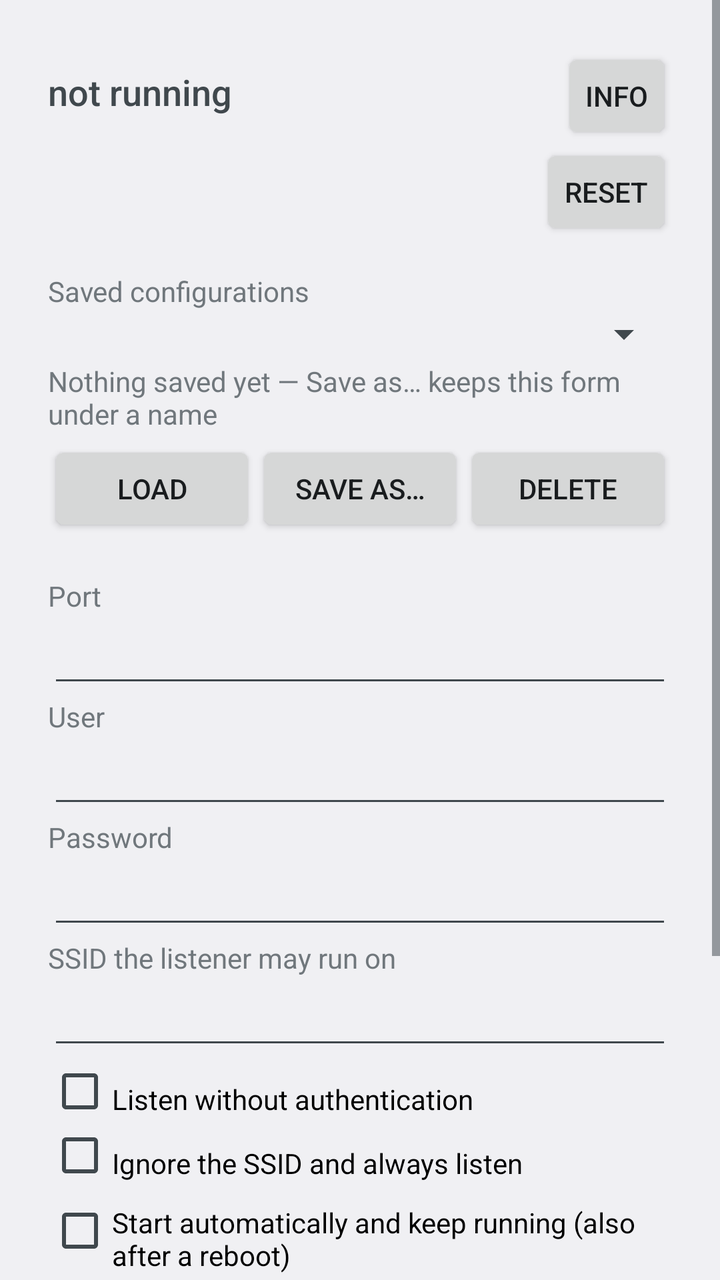
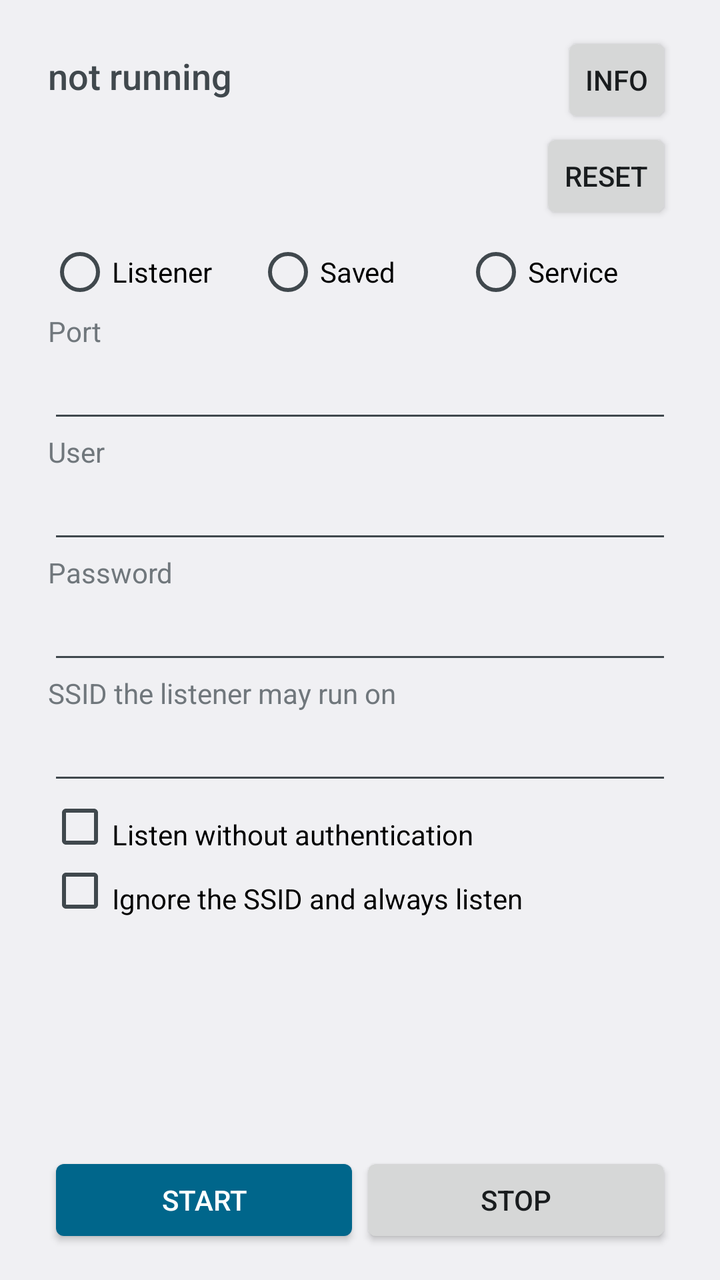

Two renders of the same Android screen: before a commit and after it. Below are the layout's source before the change and the commit's diff.
<!-- AndroidManifest.xml: activity theme AppTheme -->
<!-- res/layout/activity_main.xml -->
<?xml version="1.0" encoding="utf-8"?>
<ScrollView xmlns:android="http://schemas.android.com/apk/res/android"
    android:layout_width="match_parent"
    android:layout_height="match_parent"
    android:fillViewport="true">

    <LinearLayout
        android:layout_width="match_parent"
        android:layout_height="wrap_content"
        android:orientation="vertical"
        android:padding="24dp">

        
        <LinearLayout
            android:layout_width="match_parent"
            android:layout_height="wrap_content"
            android:gravity="center_vertical"
            android:orientation="horizontal">

            <TextView
                android:id="@+id/status"
                android:layout_width="0dp"
                android:layout_height="wrap_content"
                android:layout_weight="1"
                android:paddingBottom="4dp"
                android:text="@string/status_unknown"
                android:textAppearance="?android:attr/textAppearanceMedium" />

            <Button
                android:id="@+id/info"
                style="?android:attr/buttonStyleSmall"
                android:layout_width="wrap_content"
                android:layout_height="wrap_content"
                android:text="@string/action_info" />
        </LinearLayout>

        
        <LinearLayout
            android:layout_width="match_parent"
            android:layout_height="wrap_content"
            android:gravity="center_vertical"
            android:orientation="horizontal"
            android:paddingBottom="8dp">

            <TextView
                android:id="@+id/active"
                android:layout_width="0dp"
                android:layout_height="wrap_content"
                android:layout_weight="1"
                android:paddingEnd="8dp"
                android:textAppearance="?android:attr/textAppearanceSmall" />

            <Button
                android:id="@+id/reset"
                style="?android:attr/buttonStyleSmall"
                android:layout_width="wrap_content"
                android:layout_height="wrap_content"
                android:text="@string/action_reset" />
        </LinearLayout>

        
        <TextView
            android:layout_width="match_parent"
            android:layout_height="wrap_content"
            android:paddingTop="8dp"
            android:text="@string/label_saved"
            android:textAppearance="?android:attr/textAppearanceSmall" />

        <Spinner
            android:id="@+id/profiles"
            android:layout_width="match_parent"
            android:layout_height="wrap_content" />

        <TextView
            android:id="@+id/profile_summary"
            android:layout_width="match_parent"
            android:layout_height="wrap_content"
            android:paddingTop="2dp"
            android:text="@string/profiles_none"
            android:textAppearance="?android:attr/textAppearanceSmall" />

        <LinearLayout
            android:layout_width="match_parent"
            android:layout_height="wrap_content"
            android:paddingTop="4dp"
            android:orientation="horizontal">

            <Button
                android:id="@+id/load_profile"
                style="?android:attr/buttonStyleSmall"
                android:layout_width="0dp"
                android:layout_height="wrap_content"
                android:layout_weight="1"
                android:text="@string/action_load" />

            <Button
                android:id="@+id/save_profile"
                style="?android:attr/buttonStyleSmall"
                android:layout_width="0dp"
                android:layout_height="wrap_content"
                android:layout_weight="1"
                android:text="@string/action_save_as" />

            <Button
                android:id="@+id/delete_profile"
                style="?android:attr/buttonStyleSmall"
                android:layout_width="0dp"
                android:layout_height="wrap_content"
                android:layout_weight="1"
                android:text="@string/action_delete" />
        </LinearLayout>

        <TextView
            android:layout_width="match_parent"
            android:layout_height="wrap_content"
            android:paddingTop="20dp"
            android:labelFor="@+id/port"
            android:text="@string/label_port" />

        <EditText
            android:id="@+id/port"
            android:layout_width="match_parent"
            android:layout_height="wrap_content"
            android:autofillHints=""
            android:inputType="number" />

        <TextView
            android:layout_width="match_parent"
            android:layout_height="wrap_content"
            android:labelFor="@+id/user"
            android:text="@string/label_user" />

        <EditText
            android:id="@+id/user"
            android:layout_width="match_parent"
            android:layout_height="wrap_content"
            android:autofillHints="username"
            android:inputType="text" />

        <TextView
            android:layout_width="match_parent"
            android:layout_height="wrap_content"
            android:labelFor="@+id/password"
            android:text="@string/label_password" />

        <EditText
            android:id="@+id/password"
            android:layout_width="match_parent"
            android:layout_height="wrap_content"
            android:autofillHints="password"
            android:inputType="textPassword" />

        <TextView
            android:layout_width="match_parent"
            android:layout_height="wrap_content"
            android:labelFor="@+id/ssid"
            android:text="@string/label_ssid" />

        <EditText
            android:id="@+id/ssid"
            android:layout_width="match_parent"
            android:layout_height="wrap_content"
            android:autofillHints=""
            android:inputType="text" />

        <CheckBox
            android:id="@+id/anonymous"
            android:layout_width="match_parent"
            android:layout_height="wrap_content"
            android:paddingTop="8dp"
            android:text="@string/label_anonymous" />

        <CheckBox
            android:id="@+id/any_network"
            android:layout_width="match_parent"
            android:layout_height="wrap_content"
            android:paddingTop="8dp"
            android:text="@string/label_any_network" />

        <CheckBox
            android:id="@+id/auto_start"
            android:layout_width="match_parent"
            android:layout_height="wrap_content"
            android:paddingTop="8dp"
            android:text="@string/label_auto_start" />

        <TextView
            android:id="@+id/battery"
            android:layout_width="match_parent"
            android:layout_height="wrap_content"
            android:paddingBottom="8dp"
            android:text="@string/battery_optimized"
            android:textAppearance="?android:attr/textAppearanceSmall" />

        <CheckBox
            android:id="@+id/adb_wifi"
            android:layout_width="match_parent"
            android:layout_height="wrap_content"
            android:paddingTop="8dp"
            android:text="@string/label_adb_wifi" />

        <TextView
            android:id="@+id/adb_state"
            android:layout_width="match_parent"
            android:layout_height="wrap_content"
            android:paddingTop="2dp"
            android:paddingBottom="8dp"
            android:text="@string/adb_wifi_state_off"
            android:textAppearance="?android:attr/textAppearanceSmall" />

        <TextView
            android:id="@+id/pending"
            android:layout_width="match_parent"
            android:layout_height="wrap_content"
            android:paddingTop="16dp"
            android:text="@string/pending_changes"
            android:textAppearance="?android:attr/textAppearanceSmall"
            android:visibility="gone" />

        <LinearLayout
            android:layout_width="match_parent"
            android:layout_height="wrap_content"
            android:orientation="horizontal"
            android:paddingTop="16dp">

            <Button
                android:id="@+id/start"
                android:layout_width="0dp"
                android:layout_height="wrap_content"
                android:layout_weight="1"
                android:backgroundTint="?android:attr/colorAccent"
                android:text="@string/action_start"
                android:textColor="@android:color/white" />

            <Button
                android:id="@+id/stop"
                android:layout_width="0dp"
                android:layout_height="wrap_content"
                android:layout_weight="1"
                android:text="@string/action_stop" />
        </LinearLayout>
    </LinearLayout>
</ScrollView>
<!-- resources referenced by this layout -->
<resources>
  <string name="action_delete">Delete</string>
  <string name="action_info">Info</string>
  <string name="action_load">Load</string>
  <string name="action_reset">Reset</string>
  <string name="action_save_as">Save as…</string>
  <string name="action_start">Start</string>
  <string name="action_stop">Stop</string>
  <string name="adb_wifi_state_off">Wireless debugging: off — the app turns it on when the phone joins the SSID</string>
  <string name="battery_optimized">Battery: optimized — Android will not restart the proxy after a reboot (tap to change)</string>
  <string name="label_adb_wifi">Turn wireless debugging back on when the phone joins the SSID</string>
  <string name="label_anonymous">Listen without authentication</string>
  <string name="label_any_network">Ignore the SSID and always listen</string>
  <string name="label_auto_start">Start automatically and keep running (also after a reboot)</string>
  <string name="label_password">Password</string>
  <string name="label_port">Port</string>
  <string name="label_saved">Saved configurations</string>
  <string name="label_ssid">SSID the listener may run on</string>
  <string name="label_user">User</string>
  <string name="pending_changes">Not applied yet — press Start</string>
  <string name="profiles_none">Nothing saved yet — Save as… keeps this form under a name</string>
  <string name="status_unknown">not running</string>
  <style name="AppTheme" parent="@android:style/Theme.DeviceDefault.DayNight">
          <item name="android:windowOptOutEdgeToEdgeEnforcement">true</item>
      </style>
</resources>

<!-- the commit's change to res/layout/activity_main.xml (unified diff, before → after) -->
@@ -1,243 +1,314 @@
 <?xml version="1.0" encoding="utf-8"?>
-<ScrollView xmlns:android="http://schemas.android.com/apk/res/android"
+<LinearLayout xmlns:android="http://schemas.android.com/apk/res/android"
     android:layout_width="match_parent"
     android:layout_height="match_parent"
-    android:fillViewport="true">
-
+    android:orientation="vertical"
+    android:paddingStart="24dp"
+    android:paddingTop="16dp"
+    android:paddingEnd="24dp"
+    android:paddingBottom="16dp">
+
+    
     <LinearLayout
         android:layout_width="match_parent"
         android:layout_height="wrap_content"
-        android:orientation="vertical"
-        android:padding="24dp">
-
-        
-        <LinearLayout
+        android:gravity="center_vertical"
+        android:orientation="horizontal">
+
+        <TextView
+            android:id="@+id/status"
+            android:layout_width="0dp"
+            android:layout_height="wrap_content"
+            android:layout_weight="1"
+            android:paddingBottom="4dp"
+            android:text="@string/status_unknown"
+            android:textAppearance="?android:attr/textAppearanceMedium" />
+
+        <Button
+            android:id="@+id/info"
+            style="?android:attr/buttonStyleSmall"
+            android:layout_width="wrap_content"
+            android:layout_height="wrap_content"
+            android:text="@string/action_info" />
+    </LinearLayout>
+
+    
+    <LinearLayout
+        android:layout_width="match_parent"
+        android:layout_height="wrap_content"
+        android:gravity="center_vertical"
+        android:orientation="horizontal"
+        android:paddingBottom="8dp">
+
+        <TextView
+            android:id="@+id/active"
+            android:layout_width="0dp"
+            android:layout_height="wrap_content"
+            android:layout_weight="1"
+            android:paddingEnd="8dp"
+            android:textAppearance="?android:attr/textAppearanceSmall" />
+
+        <Button
+            android:id="@+id/reset"
+            style="?android:attr/buttonStyleSmall"
+            android:layout_width="wrap_content"
+            android:layout_height="wrap_content"
+            android:text="@string/action_reset" />
+    </LinearLayout>
+
+    
+    <RadioGroup
+        android:id="@+id/tabs"
+        android:layout_width="match_parent"
+        android:layout_height="wrap_content"
+        android:orientation="horizontal">
+
+        <RadioButton
+            android:id="@+id/tab_listener"
+            android:layout_width="0dp"
+            android:layout_height="wrap_content"
+            android:layout_weight="1"
+            android:text="@string/tab_listener" />
+
+        <RadioButton
+            android:id="@+id/tab_saved"
+            android:layout_width="0dp"
+            android:layout_height="wrap_content"
+            android:layout_weight="1"
+            android:text="@string/tab_saved" />
+
+        <RadioButton
+            android:id="@+id/tab_service"
+            android:layout_width="0dp"
+            android:layout_height="wrap_content"
+            android:layout_weight="1"
+            android:text="@string/tab_service" />
+    </RadioGroup>
+
+    <FrameLayout
+        android:layout_width="match_parent"
+        android:layout_height="0dp"
+        android:layout_weight="1">
+
+        <ScrollView
+            android:id="@+id/page_listener"
             android:layout_width="match_parent"
-            android:layout_height="wrap_content"
-            android:gravity="center_vertical"
-            android:orientation="horizontal">
-
-            <TextView
-                android:id="@+id/status"
-                android:layout_width="0dp"
+            android:layout_height="match_parent"
+            android:fillViewport="true">
+
+            <LinearLayout
+                android:layout_width="match_parent"
                 android:layout_height="wrap_content"
-                android:layout_weight="1"
-                android:paddingBottom="4dp"
-                android:text="@string/status_unknown"
-                android:textAppearance="?android:attr/textAppearanceMedium" />
-
-            <Button
-                android:id="@+id/info"
-                style="?android:attr/buttonStyleSmall"
-                android:layout_width="wrap_content"
+                android:orientation="vertical"
+                android:paddingTop="4dp">
+
+                <TextView
+                    android:layout_width="match_parent"
+                    android:layout_height="wrap_content"
+                    android:labelFor="@+id/port"
+                    android:text="@string/label_port" />
+
+                <EditText
+                    android:id="@+id/port"
+                    android:layout_width="match_parent"
+                    android:layout_height="wrap_content"
+                    android:autofillHints=""
+                    android:inputType="number" />
+
+                <TextView
+                    android:layout_width="match_parent"
+                    android:layout_height="wrap_content"
+                    android:labelFor="@+id/user"
+                    android:text="@string/label_user" />
+
+                <EditText
+                    android:id="@+id/user"
+                    android:layout_width="match_parent"
+                    android:layout_height="wrap_content"
+                    android:autofillHints="username"
+                    android:inputType="text" />
+
+                <TextView
+                    android:layout_width="match_parent"
+                    android:layout_height="wrap_content"
+                    android:labelFor="@+id/password"
+                    android:text="@string/label_password" />
+
+                <EditText
+                    android:id="@+id/password"
+                    android:layout_width="match_parent"
+                    android:layout_height="wrap_content"
+                    android:autofillHints="password"
+                    android:inputType="textPassword" />
+
+                <TextView
+                    android:layout_width="match_parent"
+                    android:layout_height="wrap_content"
+                    android:labelFor="@+id/ssid"
+                    android:text="@string/label_ssid" />
+
+                <EditText
+                    android:id="@+id/ssid"
+                    android:layout_width="match_parent"
+                    android:layout_height="wrap_content"
+                    android:autofillHints=""
+                    android:inputType="text" />
+
+                <CheckBox
+                    android:id="@+id/anonymous"
+                    android:layout_width="match_parent"
+                    android:layout_height="wrap_content"
+                    android:paddingTop="8dp"
+                    android:text="@string/label_anonymous" />
+
+                <CheckBox
+                    android:id="@+id/any_network"
+                    android:layout_width="match_parent"
+                    android:layout_height="wrap_content"
+                    android:paddingTop="8dp"
+                    android:text="@string/label_any_network" />
+            </LinearLayout>
+        </ScrollView>
+
+        <ScrollView
+            android:id="@+id/page_saved"
+            android:layout_width="match_parent"
+            android:layout_height="match_parent"
+            android:fillViewport="true"
+            android:visibility="gone">
+
+            <LinearLayout
+                android:layout_width="match_parent"
                 android:layout_height="wrap_content"
-                android:text="@string/action_info" />
-        </LinearLayout>
-
-        
-        <LinearLayout
+                android:orientation="vertical"
+                android:paddingTop="4dp">
+
+                <TextView
+                    android:layout_width="match_parent"
+                    android:layout_height="wrap_content"
+                    android:text="@string/label_saved"
+                    android:textAppearance="?android:attr/textAppearanceSmall" />
+
+                <Spinner
+                    android:id="@+id/profiles"
+                    android:layout_width="match_parent"
+                    android:layout_height="wrap_content" />
+
+                <TextView
+                    android:id="@+id/profile_summary"
+                    android:layout_width="match_parent"
+                    android:layout_height="wrap_content"
+                    android:paddingTop="2dp"
+                    android:text="@string/profiles_none"
+                    android:textAppearance="?android:attr/textAppearanceSmall" />
+
+                <LinearLayout
+                    android:layout_width="match_parent"
+                    android:layout_height="wrap_content"
+                    android:orientation="horizontal"
+                    android:paddingTop="8dp">
+
+                    <Button
+                        android:id="@+id/load_profile"
+                        style="?android:attr/buttonStyleSmall"
+                        android:layout_width="0dp"
+                        android:layout_height="wrap_content"
+                        android:layout_weight="1"
+                        android:text="@string/action_load" />
+
+                    <Button
+                        android:id="@+id/save_profile"
+                        style="?android:attr/buttonStyleSmall"
+                        android:layout_width="0dp"
+                        android:layout_height="wrap_content"
+                        android:layout_weight="1"
+                        android:text="@string/action_save_as" />
+
+                    <Button
+                        android:id="@+id/delete_profile"
+                        style="?android:attr/buttonStyleSmall"
+                        android:layout_width="0dp"
+                        android:layout_height="wrap_content"
+                        android:layout_weight="1"
+                        android:text="@string/action_delete" />
+                </LinearLayout>
+            </LinearLayout>
+        </ScrollView>
+
+        <ScrollView
+            android:id="@+id/page_service"
             android:layout_width="match_parent"
-            android:layout_height="wrap_content"
-            android:gravity="center_vertical"
-            android:orientation="horizontal"
-            android:paddingBottom="8dp">
-
-            <TextView
-                android:id="@+id/active"
-                android:layout_width="0dp"
+            android:layout_height="match_parent"
+            android:fillViewport="true"
+            android:visibility="gone">
+
+            <LinearLayout
+                android:layout_width="match_parent"
                 android:layout_height="wrap_content"
-                android:layout_weight="1"
-                android:paddingEnd="8dp"
-                android:textAppearance="?android:attr/textAppearanceSmall" />
-
-            <Button
-                android:id="@+id/reset"
-                style="?android:attr/buttonStyleSmall"
-                android:layout_width="wrap_content"
-                android:layout_height="wrap_content"
-                android:text="@string/action_reset" />
-        </LinearLayout>
-
-        
-        <TextView
-            android:layout_width="match_parent"
-            android:layout_height="wrap_content"
-            android:paddingTop="8dp"
-            android:text="@string/label_saved"
-            android:textAppearance="?android:attr/textAppearanceSmall" />
-
-        <Spinner
-            android:id="@+id/profiles"
-            android:layout_width="match_parent"
-            android:layout_height="wrap_content" />
-
-        <TextView
-            android:id="@+id/profile_summary"
-            android:layout_width="match_parent"
-            android:layout_height="wrap_content"
-            android:paddingTop="2dp"
-            android:text="@string/profiles_none"
-            android:textAppearance="?android:attr/textAppearanceSmall" />
-
-        <LinearLayout
-            android:layout_width="match_parent"
-            android:layout_height="wrap_content"
-            android:paddingTop="4dp"
-            android:orientation="horizontal">
-
-            <Button
-                android:id="@+id/load_profile"
-                style="?android:attr/buttonStyleSmall"
-                android:layout_width="0dp"
-                android:layout_height="wrap_content"
-                android:layout_weight="1"
-                android:text="@string/action_load" />
-
-            <Button
-                android:id="@+id/save_profile"
-                style="?android:attr/buttonStyleSmall"
-                android:layout_width="0dp"
-                android:layout_height="wrap_content"
-                android:layout_weight="1"
-                android:text="@string/action_save_as" />
-
-            <Button
-                android:id="@+id/delete_profile"
-                style="?android:attr/buttonStyleSmall"
-                android:layout_width="0dp"
-                android:layout_height="wrap_content"
-                android:layout_weight="1"
-                android:text="@string/action_delete" />
-        </LinearLayout>
-
-        <TextView
-            android:layout_width="match_parent"
-            android:layout_height="wrap_content"
-            android:paddingTop="20dp"
-            android:labelFor="@+id/port"
-            android:text="@string/label_port" />
-
-        <EditText
-            android:id="@+id/port"
-            android:layout_width="match_parent"
-            android:layout_height="wrap_content"
-            android:autofillHints=""
-            android:inputType="number" />
-
-        <TextView
-            android:layout_width="match_parent"
-            android:layout_height="wrap_content"
-            android:labelFor="@+id/user"
-            android:text="@string/label_user" />
-
-        <EditText
-            android:id="@+id/user"
-            android:layout_width="match_parent"
-            android:layout_height="wrap_content"
-            android:autofillHints="username"
-            android:inputType="text" />
-
-        <TextView
-            android:layout_width="match_parent"
-            android:layout_height="wrap_content"
-            android:labelFor="@+id/password"
-            android:text="@string/label_password" />
-
-        <EditText
-            android:id="@+id/password"
-            android:layout_width="match_parent"
-            android:layout_height="wrap_content"
-            android:autofillHints="password"
-            android:inputType="textPassword" />
-
-        <TextView
-            android:layout_width="match_parent"
-            android:layout_height="wrap_content"
-            android:labelFor="@+id/ssid"
-            android:text="@string/label_ssid" />
-
-        <EditText
-            android:id="@+id/ssid"
-            android:layout_width="match_parent"
-            android:layout_height="wrap_content"
-            android:autofillHints=""
-            android:inputType="text" />
-
-        <CheckBox
-            android:id="@+id/anonymous"
-            android:layout_width="match_parent"
-            android:layout_height="wrap_content"
-            android:paddingTop="8dp"
-            android:text="@string/label_anonymous" />
-
-        <CheckBox
-            android:id="@+id/any_network"
-            android:layout_width="match_parent"
-            android:layout_height="wrap_content"
-            android:paddingTop="8dp"
-            android:text="@string/label_any_network" />
-
-        <CheckBox
-            android:id="@+id/auto_start"
-            android:layout_width="match_parent"
-            android:layout_height="wrap_content"
-            android:paddingTop="8dp"
-            android:text="@string/label_auto_start" />
-
-        <TextView
-            android:id="@+id/battery"
-            android:layout_width="match_parent"
-            android:layout_height="wrap_content"
-            android:paddingBottom="8dp"
-            android:text="@string/battery_optimized"
-            android:textAppearance="?android:attr/textAppearanceSmall" />
-
-        <CheckBox
-            android:id="@+id/adb_wifi"
-            android:layout_width="match_parent"
-            android:layout_height="wrap_content"
-            android:paddingTop="8dp"
-            android:text="@string/label_adb_wifi" />
-
-        <TextView
-            android:id="@+id/adb_state"
-            android:layout_width="match_parent"
-            android:layout_height="wrap_content"
-            android:paddingTop="2dp"
-            android:paddingBottom="8dp"
-            android:text="@string/adb_wifi_state_off"
-            android:textAppearance="?android:attr/textAppearanceSmall" />
-
-        <TextView
-            android:id="@+id/pending"
-            android:layout_width="match_parent"
-            android:layout_height="wrap_content"
-            android:paddingTop="16dp"
-            android:text="@string/pending_changes"
-            android:textAppearance="?android:attr/textAppearanceSmall"
-            android:visibility="gone" />
-
-        <LinearLayout
-            android:layout_width="match_parent"
-            android:layout_height="wrap_content"
-            android:orientation="horizontal"
-            android:paddingTop="16dp">
-
-            <Button
-                android:id="@+id/start"
-                android:layout_width="0dp"
-                android:layout_height="wrap_content"
-                android:layout_weight="1"
-                android:backgroundTint="?android:attr/colorAccent"
-                android:text="@string/action_start"
-                android:textColor="@android:color/white" />
-
-            <Button
-                android:id="@+id/stop"
-                android:layout_width="0dp"
-                android:layout_height="wrap_content"
-                android:layout_weight="1"
-                android:text="@string/action_stop" />
-        </LinearLayout>
+                android:orientation="vertical"
+                android:paddingTop="4dp">
+
+                <CheckBox
+                    android:id="@+id/auto_start"
+                    android:layout_width="match_parent"
+                    android:layout_height="wrap_content"
+                    android:text="@string/label_auto_start" />
+
+                <TextView
+                    android:id="@+id/battery"
+                    android:layout_width="match_parent"
+                    android:layout_height="wrap_content"
+                    android:paddingBottom="8dp"
+                    android:text="@string/battery_optimized"
+                    android:textAppearance="?android:attr/textAppearanceSmall" />
+
+                <CheckBox
+                    android:id="@+id/adb_wifi"
+                    android:layout_width="match_parent"
+                    android:layout_height="wrap_content"
+                    android:paddingTop="8dp"
+                    android:text="@string/label_adb_wifi" />
+
+                <TextView
+                    android:id="@+id/adb_state"
+                    android:layout_width="match_parent"
+                    android:layout_height="wrap_content"
+                    android:paddingTop="2dp"
+                    android:text="@string/adb_wifi_state_off"
+                    android:textAppearance="?android:attr/textAppearanceSmall" />
+            </LinearLayout>
+        </ScrollView>
+    </FrameLayout>
+
+    <TextView
+        android:id="@+id/pending"
+        android:layout_width="match_parent"
+        android:layout_height="wrap_content"
+        android:paddingTop="8dp"
+        android:text="@string/pending_changes"
+        android:textAppearance="?android:attr/textAppearanceSmall"
+        android:visibility="gone" />
+
+    <LinearLayout
+        android:layout_width="match_parent"
+        android:layout_height="wrap_content"
+        android:orientation="horizontal"
+        android:paddingTop="8dp">
+
+        <Button
+            android:id="@+id/start"
+            android:layout_width="0dp"
+            android:layout_height="wrap_content"
+            android:layout_weight="1"
+            android:backgroundTint="?android:attr/colorAccent"
+            android:text="@string/action_start"
+            android:textColor="@android:color/white" />
+
+        <Button
+            android:id="@+id/stop"
+            android:layout_width="0dp"
+            android:layout_height="wrap_content"
+            android:layout_weight="1"
+            android:text="@string/action_stop" />
     </LinearLayout>
-</ScrollView>
+</LinearLayout>
<!-- resource entries referenced after the edit -->
@@ -21,6 +21,9 @@
   <string name="pending_changes">Not applied yet — press Start</string>
   <string name="profiles_none">Nothing saved yet — Save as… keeps this form under a name</string>
   <string name="status_unknown">not running</string>
+  <string name="tab_listener">Listener</string>
+  <string name="tab_saved">Saved</string>
+  <string name="tab_service">Service</string>
   <style name="AppTheme" parent="@android:style/Theme.DeviceDefault.DayNight">
           <item name="android:windowOptOutEdgeToEdgeEnforcement">true</item>
       </style>
